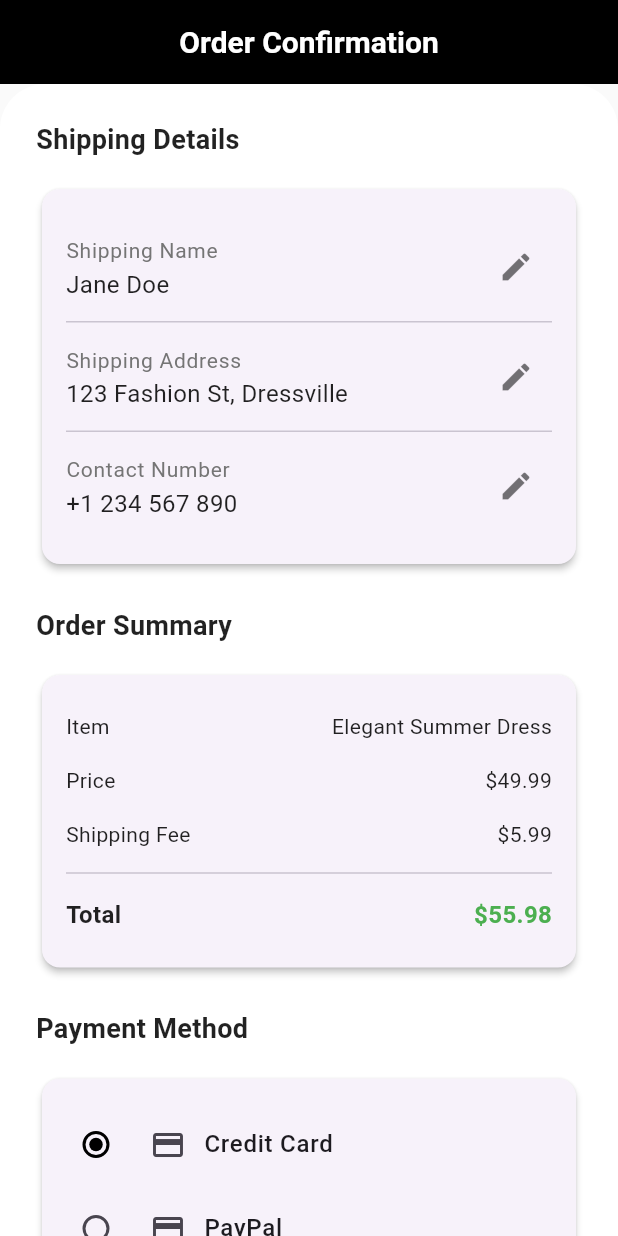
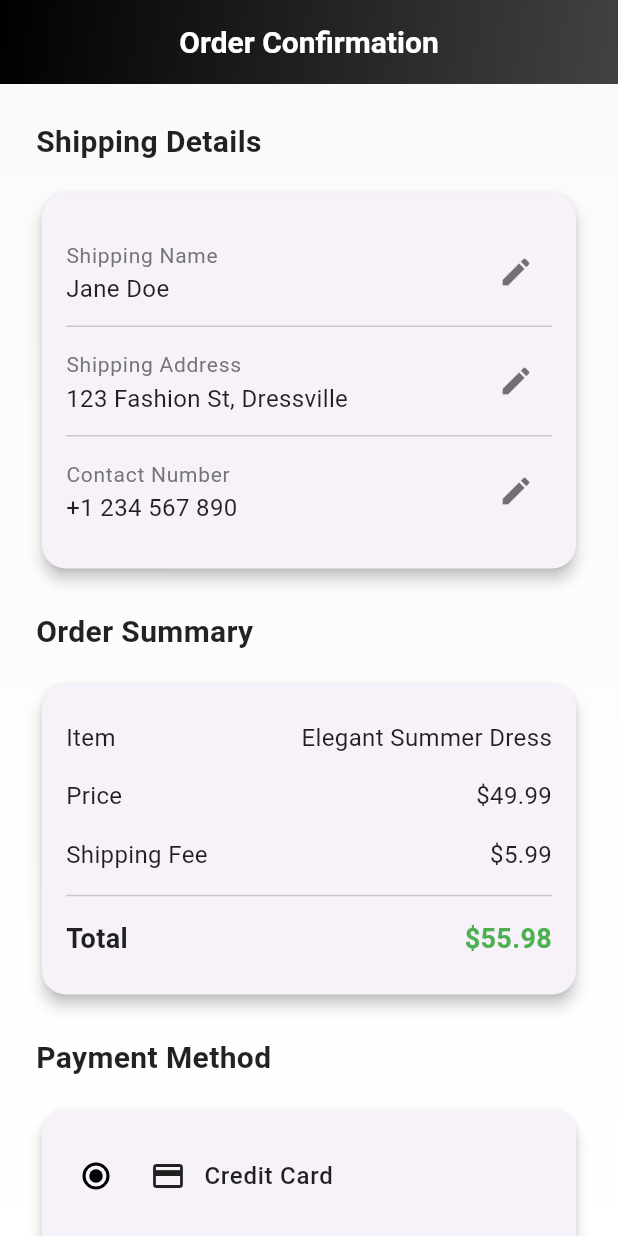
Before and after one commit to NuranHesara98/Fashion_Design_App, a Flutter app: the screen it shows after launch, on a phone screen of 412 x 824 dp. Run offline on Flutter 3.47's test engine with Material 3 defaults, Android fonts, the phone set to English and light mode, and no system bars; our stand-ins replace image_picker, lottie; missing offline and left inert: dart:html; Roboto replaces fonts that are missing (Poppins); project files that could hold a hidden picture were left out.

Commit message:
design update 1

```diff
--- a/confirmation_page/lib/confirmation_page.dart
+++ b/confirmation_page/lib/confirmation_page.dart
@@ -1,4 +1,3 @@
-// confirmation_page.dart
 import 'package:flutter/material.dart';
 
 class ConfirmationPage extends StatefulWidget {
@@ -34,13 +33,22 @@ class _ConfirmationPageState extends State<ConfirmationPage> {
       appBar: AppBar(
         title: Text('Order Confirmation'),
         centerTitle: true,
+        flexibleSpace: Container(
+          decoration: BoxDecoration(
+            gradient: LinearGradient(
+              colors: [Colors.black, Colors.grey[800]!],
+              begin: Alignment.topLeft,
+              end: Alignment.bottomRight,
+            ),
+          ),
+        ),
       ),
       body: Container(
         decoration: BoxDecoration(
-          color: Colors.white,
-          borderRadius: BorderRadius.only(
-            topLeft: Radius.circular(30),
-            topRight: Radius.circular(30),
+          gradient: LinearGradient(
+            colors: [Colors.grey[50]!, Colors.white],
+            begin: Alignment.topCenter,
+            end: Alignment.bottomCenter,
           ),
         ),
         child: ListView(
@@ -48,9 +56,9 @@ class _ConfirmationPageState extends State<ConfirmationPage> {
           children: [
             _buildSectionTitle('Shipping Details'),
             Card(
-              elevation: 2,
+              elevation: 4,
               shape: RoundedRectangleBorder(
-                borderRadius: BorderRadius.circular(12),
+                borderRadius: BorderRadius.circular(16),
               ),
               child: Padding(
                 padding: EdgeInsets.all(16),
@@ -107,9 +115,9 @@ class _ConfirmationPageState extends State<ConfirmationPage> {
             SizedBox(height: 24),
             _buildSectionTitle('Order Summary'),
             Card(
-              elevation: 2,
+              elevation: 4,
               shape: RoundedRectangleBorder(
-                borderRadius: BorderRadius.circular(12),
+                borderRadius: BorderRadius.circular(16),
               ),
               child: Padding(
                 padding: EdgeInsets.all(16),
@@ -133,9 +141,9 @@ class _ConfirmationPageState extends State<ConfirmationPage> {
             SizedBox(height: 24),
             _buildSectionTitle('Payment Method'),
             Card(
-              elevation: 2,
+              elevation: 4,
               shape: RoundedRectangleBorder(
-                borderRadius: BorderRadius.circular(12),
+                borderRadius: BorderRadius.circular(16),
               ),
               child: Padding(
                 padding: EdgeInsets.all(16),
@@ -180,11 +188,19 @@ class _ConfirmationPageState extends State<ConfirmationPage> {
             SizedBox(height: 32),
             ElevatedButton(
               onPressed: () => _handleOrderConfirmation(context),
+              style: ElevatedButton.styleFrom(
+                backgroundColor: Colors.black,
+                padding: EdgeInsets.symmetric(vertical: 16),
+                shape: RoundedRectangleBorder(
+                  borderRadius: BorderRadius.circular(12),
+                ),
+              ),
               child: Text(
                 "Confirm Order",
                 style: TextStyle(
                   fontSize: 16,
                   fontWeight: FontWeight.w600,
+                  color: Colors.white,
                 ),
               ),
             ),
@@ -201,7 +217,7 @@ class _ConfirmationPageState extends State<ConfirmationPage> {
       child: Text(
         title,
         style: TextStyle(
-          fontSize: 18,
+          fontSize: 20,
           fontWeight: FontWeight.bold,
           color: Colors.black87,
         ),
@@ -218,7 +234,7 @@ class _ConfirmationPageState extends State<ConfirmationPage> {
           Text(
             label,
             style: TextStyle(
-              fontSize: isTotal ? 16 : 14,
+              fontSize: isTotal ? 18 : 16,
               fontWeight: isTotal ? FontWeight.bold : FontWeight.normal,
               color: Colors.black87,
             ),
@@ -226,7 +242,7 @@ class _ConfirmationPageState extends State<ConfirmationPage> {
           Text(
             value,
             style: TextStyle(
-              fontSize: isTotal ? 16 : 14,
+              fontSize: isTotal ? 18 : 16,
               fontWeight: isTotal ? FontWeight.bold : FontWeight.normal,
               color: isTotal ? Colors.green : Colors.black87,
             ),
@@ -240,13 +256,14 @@ class _ConfirmationPageState extends State<ConfirmationPage> {
     return RadioListTile<String>(
       title: Row(
         children: [
-          Icon(icon, size: 24),
+          Icon(icon, size: 24, color: Colors.black87),
           SizedBox(width: 12),
           Text(
             title,
             style: TextStyle(
               fontSize: 16,
               fontWeight: FontWeight.w500,
+              color: Colors.black87,
             ),
           ),
         ],
@@ -273,16 +290,17 @@ class _ConfirmationPageState extends State<ConfirmationPage> {
       keyboardType: keyboardType,
       decoration: InputDecoration(
         labelText: label,
+        labelStyle: TextStyle(color: Colors.grey[600]),
         border: OutlineInputBorder(
-          borderRadius: BorderRadius.circular(8),
+          borderRadius: BorderRadius.circular(12),
           borderSide: BorderSide(color: Colors.grey.shade300),
         ),
         enabledBorder: OutlineInputBorder(
-          borderRadius: BorderRadius.circular(8),
+          borderRadius: BorderRadius.circular(12),
           borderSide: BorderSide(color: Colors.grey.shade300),
         ),
         focusedBorder: OutlineInputBorder(
-          borderRadius: BorderRadius.circular(8),
+          borderRadius: BorderRadius.circular(12),
           borderSide: BorderSide(color: Colors.black),
         ),
         filled: true,
@@ -320,7 +338,7 @@ class _ConfirmationPageState extends State<ConfirmationPage> {
                     controller: controller,
                     decoration: InputDecoration(
                       border: OutlineInputBorder(
-                        borderRadius: BorderRadius.circular(8),
+                        borderRadius: BorderRadius.circular(12),
                       ),
                       contentPadding: EdgeInsets.symmetric(
                         horizontal: 12,
@@ -385,7 +403,7 @@ class _ConfirmationPageState extends State<ConfirmationPage> {
       context: context,
       builder: (_) => AlertDialog(
         shape: RoundedRectangleBorder(
-          borderRadius: BorderRadius.circular(12),
+          borderRadius: BorderRadius.circular(16),
         ),
         title: Text(
           "Order Confirmed",
```
